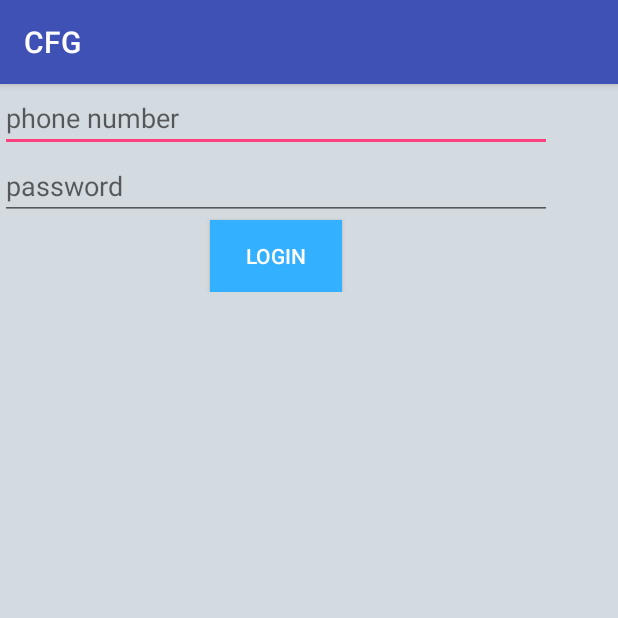
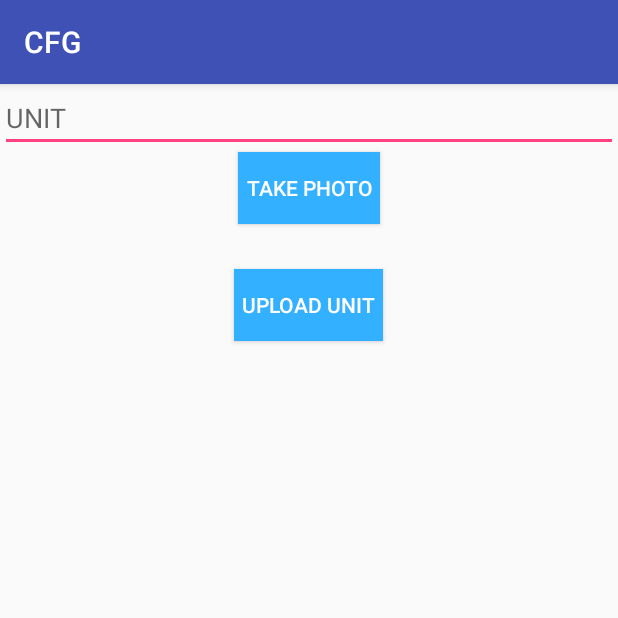
Before and after one commit to Mumbai2017/team-4, an Android app: the screen it shows after launch (MainActivity before the commit, PlanActivity after it), on a phone screen of 412 x 824 dp, the top half of it. Run offline under Robolectric (Android 15) with nearby library versions, the phone set to English and light mode, and no system bars; our stand-ins replace Picasso; pictures from the network do not load.

Commit message:
planActivityImageUpload

```diff
--- a/CFG/app/build.gradle
+++ b/CFG/app/build.gradle
@@ -28,5 +28,6 @@ dependencies {
     compile 'com.android.support:appcompat-v7:26.+'
     compile 'com.android.support:design:26.+'
     compile 'com.android.support.constraint:constraint-layout:1.0.2'
+    compile 'com.squareup.picasso:picasso:2.5.2'
     testCompile 'junit:junit:4.12'
 }
--- a/CFG/app/src/main/java/com/example/darsh_shah/cfg/FirstScreen.java
+++ b/CFG/app/src/main/java/com/example/darsh_shah/cfg/FirstScreen.java
@@ -18,7 +18,7 @@ public class FirstScreen extends AppCompatActivity {
         String check=preferences.getString("Login","");
         if(check.equalsIgnoreCase("login")){
             textView.setText("Directing ....");
-            startActivity(new Intent(FirstScreen.this,LoginActivity.class));
+            //startActivity(new Intent(FirstScreen.this,LoginActivity.class));
 
         }
         else{
--- /dev/null
+++ b/CFG/app/src/main/java/com/example/darsh_shah/cfg/PlanActivity.java
@@ -0,0 +1,156 @@
+package com.example.darsh_shah.cfg;
+
+import android.content.Context;
+import android.content.Intent;
+import android.graphics.Bitmap;
+import android.graphics.BitmapFactory;
+import android.net.Uri;
+import android.os.AsyncTask;
+import android.os.Environment;
+import android.support.v7.app.AppCompatActivity;
+import android.os.Bundle;
+import android.util.Base64;
+import android.util.Log;
+import android.view.View;
+import android.widget.Button;
+import android.widget.EditText;
+import android.widget.ImageView;
+import android.widget.Toast;
+
+import com.squareup.picasso.Picasso;
+
+import org.apache.http.HttpResponse;
+import org.apache.http.client.HttpClient;
+import org.apache.http.client.methods.HttpGet;
+import org.apache.http.impl.client.DefaultHttpClient;
+
+import java.io.BufferedReader;
+import java.io.ByteArrayOutputStream;
+import java.io.File;
+import java.io.InputStreamReader;
+import java.net.URI;
+import java.net.URL;
+import java.text.SimpleDateFormat;
+import java.util.Date;
+import java.util.Locale;
+import java.util.concurrent.ExecutionException;
+
+import static android.provider.MediaStore.Files.FileColumns.MEDIA_TYPE_IMAGE;
+import static android.provider.MediaStore.Files.FileColumns.MEDIA_TYPE_VIDEO;
+
+public class PlanActivity extends AppCompatActivity {
+    private EditText editText;
+    private Button button,camera;
+    String line1="";
+    private Uri imgUri;
+    private ImageView imageView;
+    private String img_str;
+    public static final int CAMERA_PIC_REQUEST=11;
+    Bitmap image;
+    private static final String IMAGE_DIRECTORY_NAME = "Hello Camera";
+    @Override
+    protected void onCreate(Bundle savedInstanceState) {
+        super.onCreate(savedInstanceState);
+        setContentView(R.layout.activity_plan);
+        editText= (EditText) findViewById(R.id.et_unit);
+        button= (Button) findViewById(R.id.bt_unit);
+        camera= (Button) findViewById(R.id.bt_camera);
+        imageView= (ImageView) findViewById(R.id.img_vw_unit);
+
+        camera.setOnClickListener(new View.OnClickListener() {
+            @Override
+            public void onClick(View view) {
+                Intent intent = new Intent("android.media.action.IMAGE_CAPTURE");
+                startActivityForResult(intent,CAMERA_PIC_REQUEST);
+                ByteArrayOutputStream stream = new ByteArrayOutputStream();
+                image.compress(Bitmap.CompressFormat.PNG, 90, stream); //compress to which format you want.
+                byte [] byte_arr = stream.toByteArray();
+                img_str = Base64.encodeToString(byte_arr,Base64.DEFAULT);
+            }
+        });
+        button.setOnClickListener(new View.OnClickListener() {
+            @Override
+            public void onClick(View view) {
+                try {
+                    line1 = new PlanActivity.Plan(getApplicationContext()).execute(editText.getText().toString(),img_str).get();
+                } catch (InterruptedException e) {
+                    e.printStackTrace();
+                } catch (ExecutionException e) {
+                    e.printStackTrace();
+                }
+                line1=line1.trim();
+            }
+        });
+
+        if(line1.equalsIgnoreCase("yes")){
+            Toast.makeText(this,"Plan uploaded",Toast.LENGTH_SHORT);
+        }
+        else{
+
+        }
+    }
+
+    protected void onActivityResult(int requestCode, int resultCode, Intent data) {
+        if (requestCode == CAMERA_PIC_REQUEST) {
+            image = (Bitmap) data.getExtras().get("data");
+            imgUri=data.getData();
+            //Bitmap bitmap = BitmapFactory.decodeResource(imgUri);
+
+            //Log.d("DATA",image_str);
+            Picasso.with(this).load(imgUri).into(imageView);
+        }
+    }
+    class Plan extends AsyncTask<String,Void,String> {
+        String line="";
+        Context context;
+
+        public Plan(Context context) {
+            this.context=context;
+        }
+
+        @Override
+        protected void onPreExecute() {
+            super.onPreExecute();
+        }
+
+
+
+        @Override
+        protected String doInBackground(String... strings) {
+            String unit = (String)strings[0];
+            unit=unit.trim();
+            try{
+                String link = "http://nahushrai.esy.es/dbit_get_hosp.php?unit="+unit;
+
+                URL url = new URL(link);
+                HttpClient client = new DefaultHttpClient();
+                HttpGet request = new HttpGet();
+                request.setURI(new URI(link));
+                HttpResponse response = client.execute(request);
+                BufferedReader in = new BufferedReader(new
+                        InputStreamReader(response.getEntity().getContent()));
+
+                StringBuffer sb = new StringBuffer("");
+
+
+                while ((line = in.readLine()) != null) {
+                    sb.append(line);
+                    break;
+                }
+
+                in.close();
+                return sb.toString();
+            } catch(Exception e){
+                return new String("Exception: " + e.getMessage());
+            }
+        }
+
+        @Override
+        protected void onPostExecute(String s) {
+            super.onPostExecute(s);
+        }
+    }
+
+
+
+}
--- /dev/null
+++ b/CFG/app/src/main/res/layout/activity_plan.xml
@@ -0,0 +1,46 @@
+<?xml version="1.0" encoding="utf-8"?>
+<android.support.constraint.ConstraintLayout xmlns:android="http://schemas.android.com/apk/res/android"
+    xmlns:app="http://schemas.android.com/apk/res-auto"
+    xmlns:tools="http://schemas.android.com/tools"
+    android:layout_width="match_parent"
+    android:layout_height="match_parent"
+    tools:context="com.example.darsh_shah.cfg.PlanActivity">
+
+    <LinearLayout
+        android:layout_width="match_parent"
+        android:layout_height="wrap_content"
+        android:orientation="vertical">
+
+        <EditText
+            android:id="@+id/et_unit"
+            android:layout_width="match_parent"
+            android:layout_height="wrap_content"
+            android:hint="UNIT" />
+
+        <Button
+            android:id="@+id/bt_camera"
+            style="@style/ButtonStyle"
+            android:layout_width="wrap_content"
+            android:layout_height="wrap_content"
+            android:layout_gravity="center"
+            android:text="Take photo"
+            android:layout_marginBottom="30dp"/>
+
+        <Button
+            android:id="@+id/bt_unit"
+            style="@style/ButtonStyle"
+            android:layout_width="wrap_content"
+            android:layout_height="wrap_content"
+            android:layout_gravity="center"
+            android:gravity="center"
+            android:text="upload unit"
+            android:layout_marginBottom="20dp"/>
+
+        <ImageView
+            android:id="@+id/img_vw_unit"
+            android:layout_width="wrap_content"
+            android:layout_height="wrap_content"
+            android:layout_gravity="center"
+            android:scaleType="fitCenter"/>
+    </LinearLayout>
+</android.support.constraint.ConstraintLayout>
```
Also changed, not shown: CFG/app/src/main/AndroidManifest.xml (+6 -1 lines), CFG/app/src/main/java/com/example/darsh_shah/cfg/UploadActivity.java (added, +14 -0 lines), CFG/app/src/main/res/layout/activity_upload.xml (added, +9 -0 lines).
